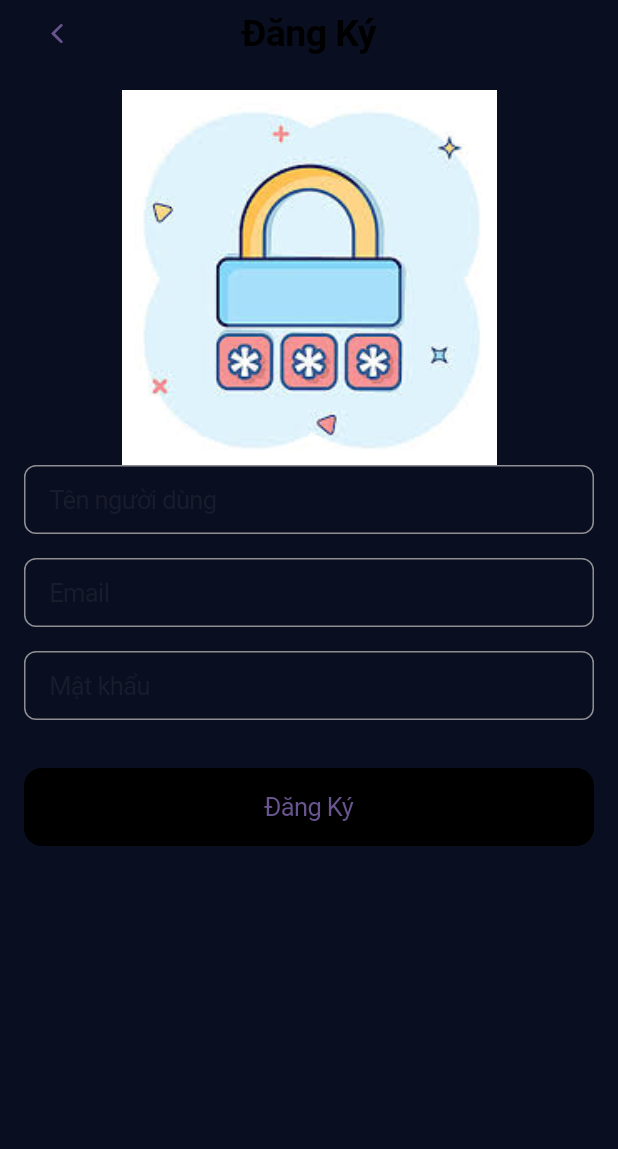
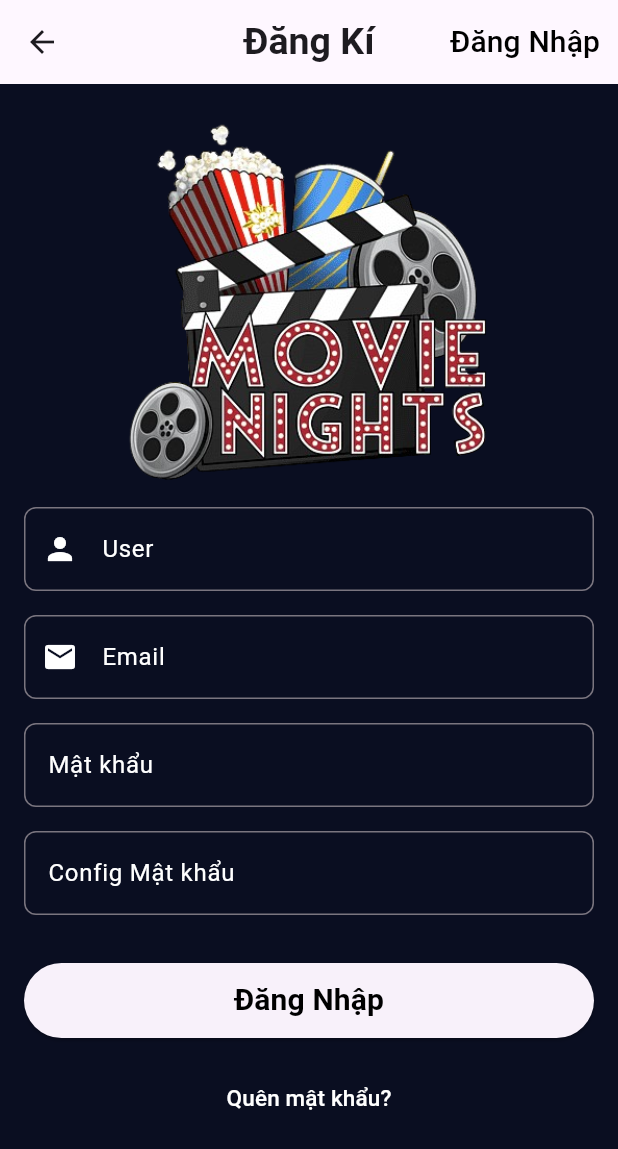
Before and after one commit to Tusllar/CNPM_Flutter, a Flutter app: the SignupPage screen opened directly, on a phone screen of 412 x 824 dp. Shown: the top 1149 px of the screen. Run offline on Flutter 3.47's test engine with Material 3 defaults, Android fonts, the phone set to English and light mode, and no system bars; our stand-ins replace carousel_slider, dio; network calls fail.

Commit message:
update login and logup

```diff
--- a/lib/views/LoginPage/SignupPage.dart
+++ b/lib/views/LoginPage/SignupPage.dart
@@ -1,26 +1,32 @@
-import 'package:dangnhap/views/LoginPage/AdditionalInforPage.dart';
-import 'package:flutter/cupertino.dart';
+import 'package:dangnhap/views/LoginPage/LoginPage.dart';
+import 'package:flutter/material.dart';
 
 class SignupPage extends StatelessWidget {
   @override
   Widget build(BuildContext context) {
-    return CupertinoPageScaffold(
-      navigationBar: CupertinoNavigationBar(
-        middle: const Text(
-          "Đăng Ký",
-          style: TextStyle(fontSize: 25),
+    return Scaffold(
+      appBar: AppBar(
+        title: const Text(
+          "Đăng Kí",
+          style: TextStyle(fontSize: 25, fontWeight: FontWeight.bold),
         ),
-        leading: CupertinoButton(
-          padding: EdgeInsets.zero,
-          child: const Icon(
-            CupertinoIcons.back,
+        centerTitle: true,
+        actions: [
+          TextButton(
+            onPressed: () {
+              Navigator.push(
+                context,
+                MaterialPageRoute(builder: (context) => LoginPage()),
+              );
+            },
+            child: const Text(
+              "Đăng Nhập",
+              style: TextStyle(color: Colors.black, fontSize: 20),
+            ),
           ),
-          onPressed: () {
-            Navigator.pop(context);
-          },
-        ),
+        ],
       ),
-      child: SignupForm(),
+      body: SignupForm(),
     );
   }
 }
@@ -44,60 +50,122 @@ class SignupForm extends StatelessWidget {
                 width: 250,
                 height: 250,
                 child: Image.asset(
-                  "assets/images/key1.jpg",
+                  "assets/images/logup.png",
                   scale: 0.8,
                 ),
               ),
-              CupertinoTextField(
-                controller: usernameController,
-                placeholder: "Tên người dùng",
-                padding:
-                    const EdgeInsets.symmetric(horizontal: 16, vertical: 12),
-                decoration: BoxDecoration(
-                  border: Border.all(color: CupertinoColors.systemGrey),
-                  borderRadius: BorderRadius.circular(8),
+              const SizedBox(height: 16),
+              TextField(
+                controller: emailController,
+                decoration: InputDecoration(
+                  labelText: "User",
+                  labelStyle: const TextStyle(color: Colors.white),
+                  hintText: "Nhập user",
+                  hintStyle: const TextStyle(color: Colors.white),
+                  prefixIcon: const Icon(
+                    Icons.person,
+                    color: Colors.white,
+                  ),
+                  border: OutlineInputBorder(
+                      borderRadius: BorderRadius.circular(8),
+                      borderSide: const BorderSide(color: Colors.white)),
+                  focusedBorder: OutlineInputBorder(
+                    borderRadius: BorderRadius.circular(8),
+                    borderSide: const BorderSide(
+                        color: Colors.blue), // Màu viền khi focus
+                  ),
+                ),
+                keyboardType: TextInputType.multiline,
+              ),
+              const SizedBox(height: 16),
+              TextField(
+                controller: emailController,
+                decoration: InputDecoration(
+                  labelText: "Email",
+                  labelStyle: const TextStyle(color: Colors.white),
+                  hintText: "Nhập email",
+                  hintStyle: const TextStyle(color: Colors.white),
+                  prefixIcon: const Icon(
+                    Icons.email,
+                    color: Colors.white,
+                  ),
+                  border: OutlineInputBorder(
+                      borderRadius: BorderRadius.circular(8),
+                      borderSide: const BorderSide(color: Colors.white)),
+                  focusedBorder: OutlineInputBorder(
+                    borderRadius: BorderRadius.circular(8),
+                    borderSide: const BorderSide(
+                        color: Colors.blue), // Màu viền khi focus
+                  ),
+                ),
+                keyboardType: TextInputType.emailAddress,
+              ),
+              const SizedBox(height: 16),
+              TextField(
+                controller: emailController,
+                decoration: InputDecoration(
+                  labelText: "Mật khẩu",
+                  labelStyle: const TextStyle(color: Colors.white),
+                  hintText: "Nhập mật khẩu",
+                  hintStyle: const TextStyle(color: Colors.white),
+                  border: OutlineInputBorder(
+                      borderRadius: BorderRadius.circular(8),
+                      borderSide: const BorderSide(color: Colors.white)),
+                  focusedBorder: OutlineInputBorder(
+                    borderRadius: BorderRadius.circular(8),
+                    borderSide: const BorderSide(
+                        color: Colors.blue), // Màu viền khi focus
+                  ),
+                ),
+                keyboardType: TextInputType.visiblePassword,
+              ),
+              const SizedBox(height: 16),
+              TextField(
+                controller: emailController,
+                decoration: InputDecoration(
+                  labelText: "Config Mật khẩu",
+                  labelStyle: const TextStyle(color: Colors.white),
+                  hintText: "Nhập lại mật khẩu",
+                  hintStyle: const TextStyle(color: Colors.white),
+                  border: OutlineInputBorder(
+                      borderRadius: BorderRadius.circular(8),
+                      borderSide: const BorderSide(color: Colors.white)),
+                  focusedBorder: OutlineInputBorder(
+                    borderRadius: BorderRadius.circular(8),
+                    borderSide: const BorderSide(
+                        color: Colors.blue), // Màu viền khi focus
+                  ),
+                ),
+                keyboardType: TextInputType.visiblePassword,
+              ),
+              const SizedBox(height: 32),
+              ElevatedButton(
+                onPressed: () {
+                  // Xử lý đăng nhập
+                  print("Email: ${emailController.text}");
+                  print("Mật khẩu: ${passwordController.text}");
+                },
+                style: ElevatedButton.styleFrom(
+                  minimumSize: Size(double.infinity, 50),
+                ),
+                child: const Text(
+                  "Đăng Nhập",
+                  style: TextStyle(
+                      fontSize: 20,
+                      fontWeight: FontWeight.bold,
+                      color: Colors.black),
                 ),
               ),
               const SizedBox(height: 16),
-              CupertinoTextField(
-                controller: emailController,
-                placeholder: "Email",
-                keyboardType: TextInputType.emailAddress,
-                padding:
-                    const EdgeInsets.symmetric(horizontal: 16, vertical: 12),
-                decoration: BoxDecoration(
-                  border: Border.all(color: CupertinoColors.systemGrey),
-                  borderRadius: BorderRadius.circular(8),
+              TextButton(
+                onPressed: () {
+                  // Handle forgot password action
+                  print("Forgot password?");
+                },
+                child: const Text(
+                  "Quên mật khẩu?",
+                  style: TextStyle(fontSize: 15, color: Colors.white),
                 ),
-              ),
-              const SizedBox(height: 16),
-              CupertinoTextField(
-                controller: passwordController,
-                placeholder: "Mật khẩu",
-                obscureText: true,
-                padding:
-                    const EdgeInsets.symmetric(horizontal: 16, vertical: 12),
-                decoration: BoxDecoration(
-                  border: Border.all(color: CupertinoColors.systemGrey),
-                  borderRadius: BorderRadius.circular(8),
-                ),
-              ),
-              const SizedBox(height: 32),
-              CupertinoButton(
-                onPressed: () {
-                  // Chuyển đến màn hình thông tin bổ sung
-                  Navigator.push(
-                    context,
-                    CupertinoPageRoute(
-                      builder: (context) => AdditionalInfoPage(
-                        username: usernameController.text,
-                        email: emailController.text,
-                      ),
-                    ),
-                  );
-                },
-                color: CupertinoColors.label,
-                child: const Text("Đăng Ký"),
               ),
             ],
           ),
--- a/pubspec.yaml
+++ b/pubspec.yaml
@@ -72,6 +72,7 @@ flutter:
      - assets/images/login1.png
      - assets/images/l.png
      - assets/images/h1.png
+     - assets/images/logup.png
   #   - images/a_dot_ham.jpeg
 
   # An image asset can refer t11o one or more resolution-specific "variants", see
```
Also changed, not shown: lib/views/LoginPage/LoginPage.dart (+137 -121 lines), assets/images/anh.png (added), assets/images/logup.png (added), assets/images/sign.png (added).
